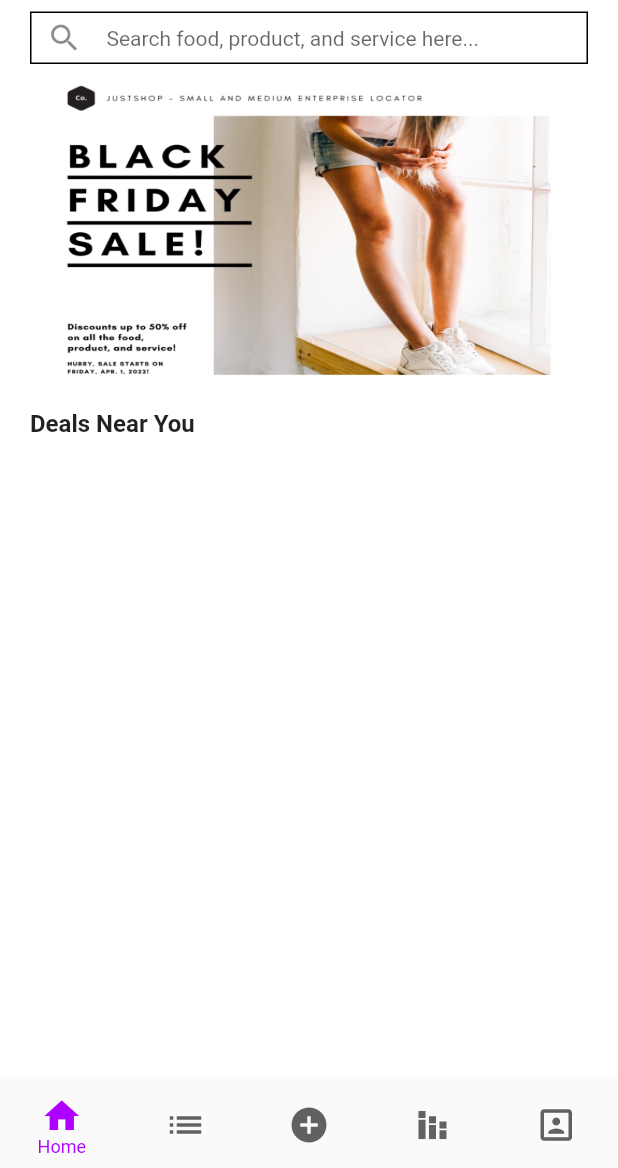
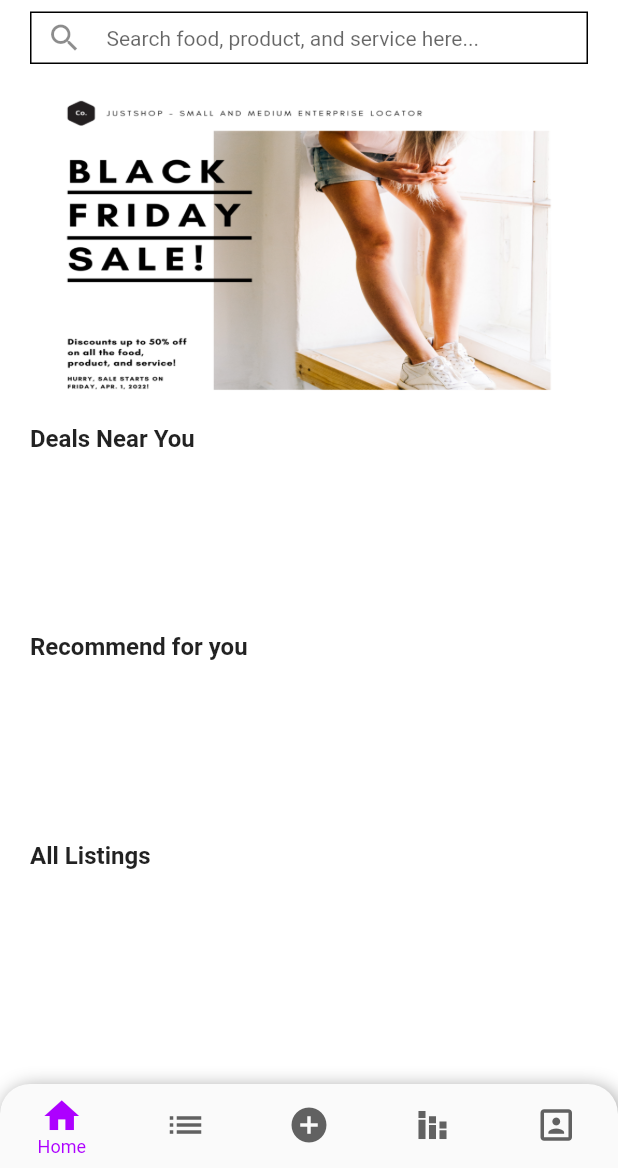
Before and after one commit to PeiLing98/justshop, a Flutter app: the screen it shows once a user with an empty profile is signed in, after a tap on "JUSTSHOP", on a phone screen of 412 x 824 dp, the part 68-1236 px from its top. Run offline on Flutter 3.47's test engine with Material 2 defaults, Android fonts, the phone set to English and light mode, and no system bars; our stand-ins replace cloud_firestore, firebase_auth, firebase_core, flutter_spinkit; accounts and stored records are empty.

Commit message:
update data to database, email validation

```diff
--- a/lib/authentication_page.dart
+++ b/lib/authentication_page.dart
@@ -1,6 +1,4 @@
 import 'package:final_year_project/pages/login.dart';
-import 'package:final_year_project/pages/sign_up.dart';
-import 'package:final_year_project/pages/sign_up_two.dart';
 import 'package:flutter/material.dart';
 
 class Authenticate extends StatefulWidget {
--- a/lib/constant.dart
+++ b/lib/constant.dart
@@ -22,6 +22,12 @@ const linkLabelStyle = TextStyle(
     color: linkColor,
     decoration: TextDecoration.underline,
     decorationThickness: 1.5);
+const errorMessageStyle =
+    TextStyle(color: Colors.red, fontSize: 14, fontFamily: 'Roboto');
 const logoLabel =
     TextStyle(fontSize: 22, fontFamily: 'SecularOne', color: Colors.black);
 const modalContent = TextStyle(fontSize: 14, fontFamily: 'Roboto', height: 1.5);
+
+//-------------------------- reg expression ------------------------------------
+String emailReg =
+    r"^[a-zA-Z0-9.a-zA-Z0-9.!#$%&'*+-/=?^_`{|}~]+@[a-zA-Z0-9]+\.[a-zA-Z]+";
--- /dev/null
+++ b/lib/models/list.dart
@@ -0,0 +1,8 @@
+class ItemList {
+  final String name;
+  final double price;
+  final String description;
+
+  ItemList(
+      {required this.name, required this.price, required this.description});
+}
--- a/lib/models/user.dart
+++ b/lib/models/user.dart
@@ -3,3 +3,16 @@ class MyUser {
 
   MyUser({required this.uid});
 }
+
+class UserData {
+  final String uid;
+  final String name;
+  final double price;
+  final String description;
+
+  UserData(
+      {required this.uid,
+      required this.name,
+      required this.price,
+      required this.description});
+}
--- a/lib/pages/home_page.dart
+++ b/lib/pages/home_page.dart
@@ -1,7 +1,11 @@
 import 'package:final_year_project/components/top_app_bar.dart';
 import 'package:final_year_project/constant.dart';
 import 'package:final_year_project/components/search_bar.dart';
+import 'package:final_year_project/models/list.dart';
 import 'package:flutter/material.dart';
+import 'package:provider/provider.dart';
+import 'package:final_year_project/services/database.dart';
+import 'package:final_year_project/pages/listing.dart';
 
 class HomePage extends StatefulWidget {
   const HomePage({Key? key}) : super(key: key);
@@ -13,11 +17,18 @@ class HomePage extends StatefulWidget {
 class _HomePageState extends State<HomePage> {
   @override
   Widget build(BuildContext context) {
-    return Container(
+    return StreamProvider<List<ItemList>?>.value(
+      value: DatabaseService(uid: '').listings,
+      initialData: null,
+      child: Container(
         margin: const EdgeInsets.all(5),
-      child: Column(children: [
+        child: Column(
+          children: [
             const TopAppBar(),
             const SearchBar(),
+            const SizedBox(height: 10),
+            Expanded(
+              child: ListView(shrinkWrap: true, children: [
                 SizedBox(
                   width: MediaQuery.of(context).size.width,
                   height: 230,
@@ -27,13 +38,43 @@ class _HomePageState extends State<HomePage> {
                   ),
                 ),
                 Padding(
-          padding: const EdgeInsets.fromLTRB(15, 0, 15, 10),
+                  padding: const EdgeInsets.fromLTRB(15, 0, 15, 0),
                   child: Row(
                     mainAxisAlignment: MainAxisAlignment.start,
-            children: const [Text('Deals Near You', style: secondaryFontStyle)],
+                    children: const [
+                      Text('Deals Near You', style: secondaryFontStyle)
+                    ],
                   ),
-        )
+                ),
+                const SizedBox(
+                    height: 100,
+                    child: Listing(scrollDirection: Axis.horizontal)),
+                Padding(
+                  padding: const EdgeInsets.fromLTRB(15, 20, 15, 0),
+                  child: Row(
+                    mainAxisAlignment: MainAxisAlignment.start,
+                    children: const [
+                      Text('Recommend for you', style: secondaryFontStyle)
+                    ],
+                  ),
+                ),
+                const SizedBox(
+                    height: 100,
+                    child: Listing(scrollDirection: Axis.horizontal)),
+                Padding(
+                  padding: const EdgeInsets.fromLTRB(15, 20, 15, 0),
+                  child: Row(
+                    mainAxisAlignment: MainAxisAlignment.start,
+                    children: const [
+                      Text('All Listings', style: secondaryFontStyle)
+                    ],
+                  ),
+                ),
               ]),
+            ),
+          ],
+        ),
+      ),
     );
   }
 }
--- /dev/null
+++ b/lib/pages/listing.dart
@@ -0,0 +1,42 @@
+import 'package:final_year_project/models/list.dart';
+import 'package:final_year_project/pages/listing_tile.dart';
+import 'package:flutter/material.dart';
+import 'package:provider/provider.dart';
+
+class Listing extends StatefulWidget {
+  final Axis scrollDirection;
+  const Listing({Key? key, required this.scrollDirection}) : super(key: key);
+
+  @override
+  _ListingState createState() => _ListingState();
+}
+
+class _ListingState extends State<Listing> {
+  @override
+  Widget build(BuildContext context) {
+    final listing = Provider.of<List<ItemList>?>(context) ?? [];
+
+    // listing?.forEach((list) {
+    //   print(list.name);
+    //   print(list.price);
+    //   print(list.description);
+    // });
+
+    //print(listing.docs);
+    // for (var doc in listing.docs) {
+    //   print(doc.data());
+    // }
+    return Padding(
+      padding: const EdgeInsets.fromLTRB(15, 0, 15, 0),
+      child: ListView.builder(
+        scrollDirection: widget.scrollDirection,
+        itemCount: listing.length,
+        itemBuilder: (context, index) {
+          return ListingTile(list: listing[index]);
+        },
+        //shrinkWrap: true,
+        physics: const ClampingScrollPhysics(),
+      ),
+    );
+  }
+}
--- a/lib/pages/login.dart
+++ b/lib/pages/login.dart
@@ -1,4 +1,5 @@
 import 'package:final_year_project/components/button.dart';
+import 'package:final_year_project/components/loading.dart';
 import 'package:final_year_project/constant.dart';
 import 'package:final_year_project/services/auth.dart';
 import 'package:flutter/material.dart';
@@ -14,6 +15,7 @@ class Login extends StatefulWidget {
 class _LoginState extends State<Login> {
   final AuthService _auth = AuthService();
   final formKey = GlobalKey<FormState>();
+  bool loading = false;
 
   //text field state
   String email = '';
@@ -30,13 +32,15 @@ class _LoginState extends State<Login> {
           currentFocus.unfocus();
         }
       },
-      child: Scaffold(
+      child: loading
+          ? const Loading()
+          : Scaffold(
               body: SafeArea(
                   child: Center(
               child: SingleChildScrollView(
                 child: Column(children: [
                   Padding(
-              padding: const EdgeInsets.fromLTRB(0, 20, 0, 20),
+                    padding: const EdgeInsets.fromLTRB(0, 0, 0, 20),
                     child: Image.asset(
                       'assets/images/app_logo_large.png',
                       height: 200,
@@ -60,29 +64,43 @@ class _LoginState extends State<Login> {
                       child: Column(
                         children: [
                           StringInputTextBox(
-                      inputLabelText: 'Username',
+                              inputLabelText: 'Email',
                               onChanged: (val) {
                                 setState(() => email = val);
                               },
                               isPassword: false,
-                      validator: (val) =>
-                          val!.isEmpty ? 'Enter an email' : null,
-                    ),
+                              validator: (val) {
+                                if (val!.isEmpty) {
+                                  return 'Please enter your registered email';
+                                }
+                                if (!RegExp(emailReg).hasMatch(val)) {
+                                  return 'Please enter a valid email';
+                                }
+                                return null;
+                              }),
                           StringInputTextBox(
                               inputLabelText: 'Password',
                               onChanged: (val) {
                                 setState(() => password = val);
                               },
                               isPassword: true,
-                      validator: (val) => val!.length < 6
-                          ? 'Your password should be more than 6 characters'
-                          : null,
-                    ),
+                              validator: (val) {
+                                if (val!.isEmpty) {
+                                  return 'Please enter your password';
+                                }
+                                if (val.length < 6) {
+                                  return 'Your password should be at least 6 characters';
+                                }
+
+                                return null;
+                              }),
                         ],
                       )),
                   Padding(
                       padding: const EdgeInsets.fromLTRB(30, 0, 30, 0),
-                child: Row(mainAxisAlignment: MainAxisAlignment.end, children: [
+                      child: Row(
+                          mainAxisAlignment: MainAxisAlignment.end,
+                          children: [
                             LinkButton(
                               buttonText: 'Forgot your password?',
                               onClick: () {
@@ -90,7 +108,7 @@ class _LoginState extends State<Login> {
                               },
                             ),
                           ])),
-            const SizedBox(height: 20),
+                  const SizedBox(height: 10),
                   BlackTextButton(
                     buttonText: 'LOG IN',
                     onClick: () async {
@@ -104,11 +122,15 @@ class _LoginState extends State<Login> {
                       // print(email);
                       // print(password);
                       if (formKey.currentState!.validate()) {
-                  dynamic result =
-                      await _auth.loginWithEmailAndPassword(email, password);
+                        dynamic result = await _auth.loginWithEmailAndPassword(
+                            email, password);
+                        setState(() => loading = true);
                         if (result == null) {
-                    setState(
-                        () => error = "Could not login with these credentials");
+                          setState(() {
+                            error =
+                                'Invalid credentials. Please sign up a JustShop account.';
+                            loading = false;
+                          });
                         } else {
                           Navigator.pushNamed(context, '/pagescontroller');
                         }
@@ -130,7 +152,10 @@ class _LoginState extends State<Login> {
                       ],
                     ),
                   ),
-            Text(error)
+                  Text(
+                    error,
+                    style: errorMessageStyle,
+                  )
                 ]),
               ),
             ))),
--- a/lib/pages/profile.dart
+++ b/lib/pages/profile.dart
@@ -1,5 +1,6 @@
 import 'package:final_year_project/components/button.dart';
 import 'package:final_year_project/components/top_app_bar.dart';
+import 'package:final_year_project/pages/listing_setting.dart';
 import 'package:final_year_project/services/auth.dart';
 import 'package:flutter/material.dart';
 
@@ -20,11 +21,12 @@ class _ProfileState extends State<Profile> {
       child: Column(
         children: [
           const TopAppBar(),
+          const Expanded(flex: 2, child: ListingSetting()),
           WhiteTextButton(
               buttonText: 'LOG OUT',
               onClick: () async {
                 await _auth.signOut();
-                Navigator.pushNamed(context, '/login');
+                //Navigator.pushNamed(context, '/login');
               })
         ],
       ),
--- a/lib/pages_controller.dart
+++ b/lib/pages_controller.dart
@@ -1,4 +1,5 @@
 import 'package:final_year_project/constant.dart';
+import 'package:final_year_project/pages/filter.dart';
 import 'package:final_year_project/pages/home_page.dart';
 import 'package:final_year_project/pages/profile.dart';
 import 'package:flutter/material.dart';
@@ -14,7 +15,7 @@ class _PagesControllerState extends State<PagesController> {
   int currentIndex = 0;
   final screens = const [
     HomePage(),
-    Center(child: Text('Filter')),
+    Filter(),
     Center(child: Text('Start Business')),
     Center(child: Text('Rank')),
     Profile()
@@ -32,10 +33,24 @@ class _PagesControllerState extends State<PagesController> {
       },
       child: Scaffold(
         body: SafeArea(
-            child: SingleChildScrollView(
           child: screens[currentIndex],
+        ),
+        bottomNavigationBar: Container(
+          decoration: const BoxDecoration(
+              boxShadow: <BoxShadow>[
+                BoxShadow(
+                    blurRadius: 10, color: Colors.grey, offset: Offset(2, 2))
+              ],
+              borderRadius: BorderRadius.only(
+                topLeft: Radius.circular(20),
+                topRight: Radius.circular(20),
               )),
-        bottomNavigationBar: BottomNavigationBar(
+          child: ClipRRect(
+            borderRadius: const BorderRadius.only(
+              topLeft: Radius.circular(20),
+              topRight: Radius.circular(20),
+            ),
+            child: BottomNavigationBar(
                 type: BottomNavigationBarType.fixed,
                 backgroundColor: Colors.grey[50],
                 selectedItemColor: secondaryColor,
@@ -46,8 +61,10 @@ class _PagesControllerState extends State<PagesController> {
                 currentIndex: currentIndex,
                 onTap: (index) => setState(() => currentIndex = index),
                 items: const [
-              BottomNavigationBarItem(icon: Icon(Icons.home), label: 'Home'),
-              BottomNavigationBarItem(icon: Icon(Icons.list), label: 'Filter'),
+                  BottomNavigationBarItem(
+                      icon: Icon(Icons.home), label: 'Home'),
+                  BottomNavigationBarItem(
+                      icon: Icon(Icons.list), label: 'Filter'),
                   BottomNavigationBarItem(
                       icon: Icon(Icons.add_circle), label: 'Start Business'),
                   BottomNavigationBarItem(
@@ -56,6 +73,8 @@ class _PagesControllerState extends State<PagesController> {
                       icon: Icon(Icons.portrait), label: 'Profile')
                 ]),
           ),
+        ),
+      ),
     );
   }
 }
--- a/lib/services/auth.dart
+++ b/lib/services/auth.dart
@@ -1,4 +1,5 @@
 import 'package:final_year_project/models/user.dart';
+import 'package:final_year_project/services/database.dart';
 import 'package:firebase_auth/firebase_auth.dart';
 
 class AuthService {
@@ -48,6 +49,9 @@ class AuthService {
       UserCredential result = await _auth.createUserWithEmailAndPassword(
           email: email, password: password);
       User? user = result.user;
+      //create a new document for the user with the uid
+      await DatabaseService(uid: user!.uid)
+          .updateUserData('cake', 5.50, 'soft and fluffy');
       return _userFromUser(user);
     } catch (e) {
       print(e.toString());
--- /dev/null
+++ b/lib/services/database.dart
@@ -0,0 +1,51 @@
+import 'package:cloud_firestore/cloud_firestore.dart';
+import 'package:final_year_project/models/list.dart';
+import 'package:final_year_project/models/user.dart';
+
+class DatabaseService {
+  final String uid;
+
+  DatabaseService({required this.uid});
+
+  //collection reference
+  final CollectionReference listingCollection =
+      FirebaseFirestore.instance.collection('listing');
+
+  Future updateUserData(String name, double price, String description) async {
+    return await listingCollection.doc(uid).set({
+      'name': name,
+      'price': price,
+      'description': description,
+    });
+  }
+
+  // listing from snapshot
+  List<ItemList> _itemListFromSnapshot(QuerySnapshot snapshot) {
+    return snapshot.docs.map((doc) {
+      return ItemList(
+          name: doc.get('name') ?? '',
+          price: doc.get('price') ?? 0,
+          description: doc.get('description') ?? '');
+    }).toList();
+  }
+
+  // userData from snapshot
+  UserData _userDataFromSnapshot(DocumentSnapshot snapshot) {
+    return UserData(
+      uid: uid,
+      name: snapshot.get('name'),
+      price: snapshot.get('price'),
+      description: snapshot.get('description'),
+    );
+  }
+
+  // get listing streams
+  Stream<List<ItemList>> get listings {
+    return listingCollection.snapshots().map(_itemListFromSnapshot);
+  }
+
+  //get user doc stream
+  Stream<UserData> get userData {
+    return listingCollection.doc(uid).snapshots().map(_userDataFromSnapshot);
+  }
+}
--- a/pubspec.yaml
+++ b/pubspec.yaml
@@ -37,6 +37,7 @@ dependencies:
   firebase_auth: ^3.3.12
   cloud_firestore: ^3.1.11
   provider: ^6.0.2
+  flutter_spinkit: ^5.1.0
 
 dev_dependencies:
   flutter_test:
```
Also changed, not shown: lib/components/loading.dart (added, +20 -0 lines), lib/pages/filter.dart (added, +39 -0 lines), lib/pages/listing_setting.dart (added, +74 -0 lines), lib/pages/listing_tile.dart (added, +27 -0 lines), lib/pages/sign_up.dart (+13 -5 lines), lib/wrapper.dart (+8 -1 lines), pubspec.lock. Lines whose indentation alone changed are shown as unchanged.
